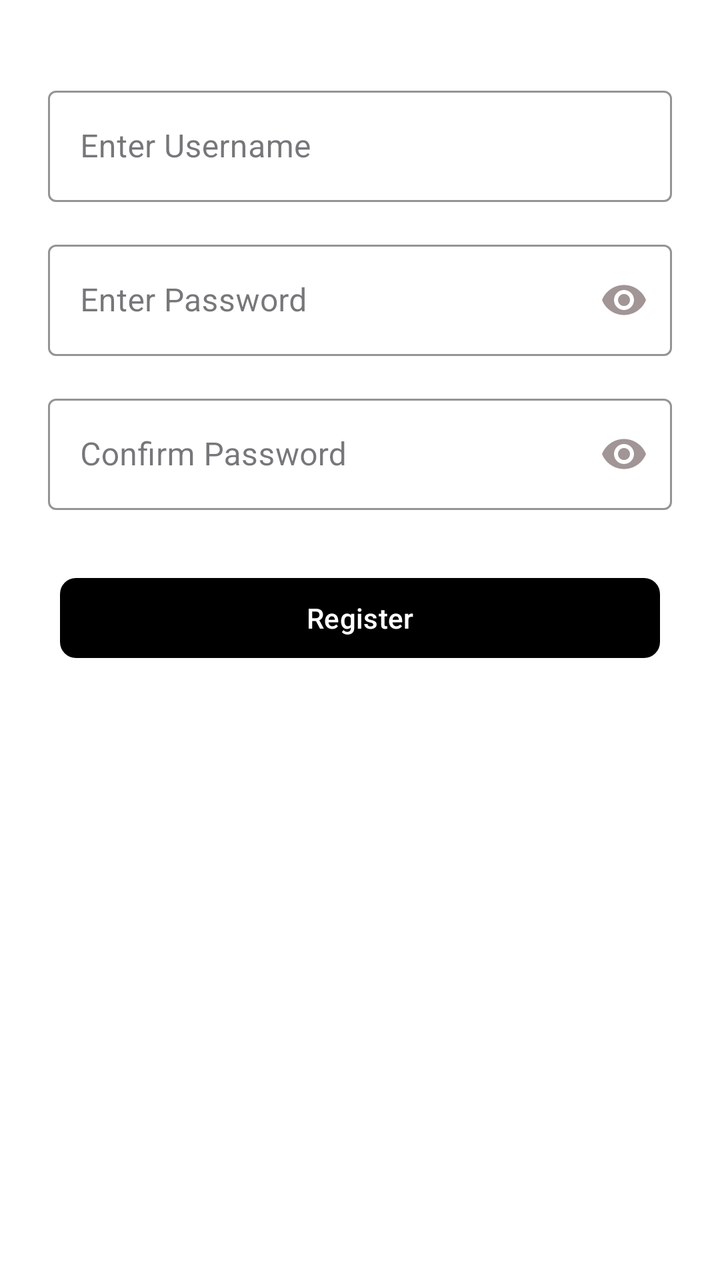
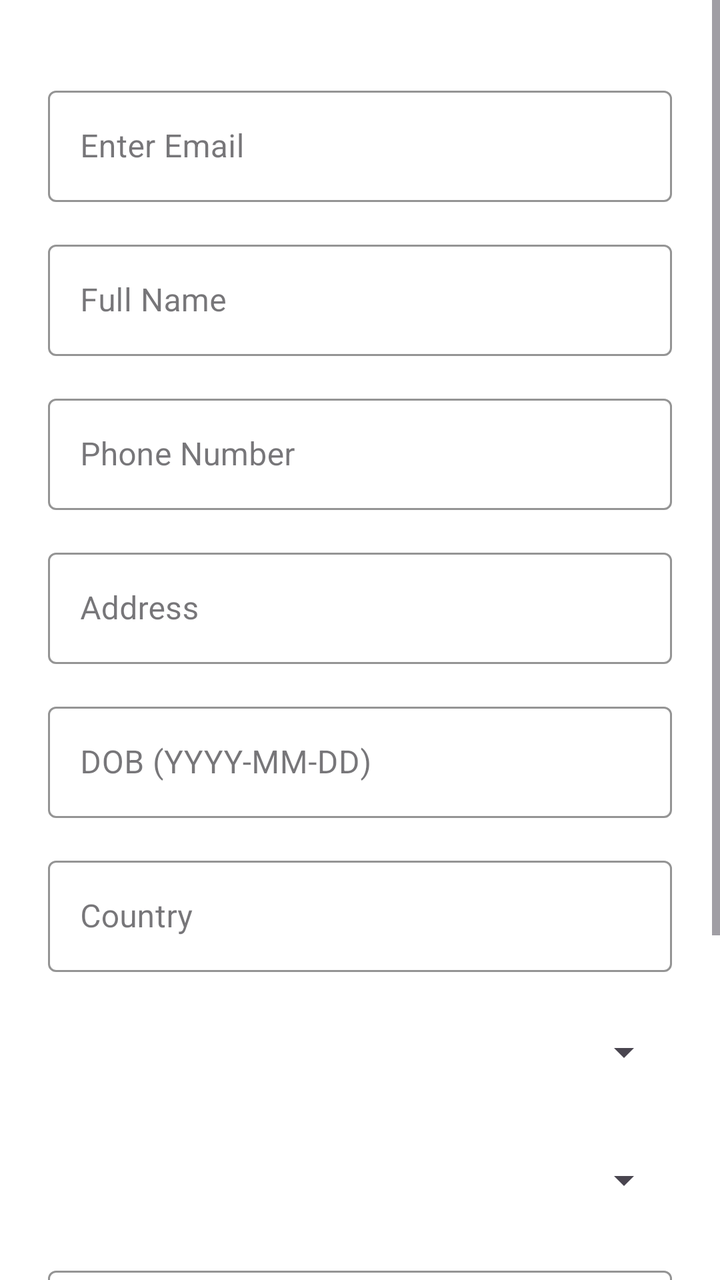

Two renders of the same Android screen: before a commit and after it. Below are the layout's source before the change and the commit's diff.
<!-- AndroidManifest.xml: application theme Theme.Mid1 -->
<!-- res/layout/fragment_signup.xml -->
<?xml version="1.0" encoding="utf-8"?>
<FrameLayout xmlns:android="http://schemas.android.com/apk/res/android"
    xmlns:tools="http://schemas.android.com/tools"
    android:layout_width="match_parent"
    android:layout_height="match_parent"
    xmlns:app="http://schemas.android.com/apk/res-auto"
    android:background="@color/white"
    tools:context=".signupFragment">

    <LinearLayout
        android:layout_width="match_parent"
        android:layout_height="wrap_content"
        android:orientation="vertical"
        android:padding="24dp"
        >

        <com.google.android.material.textfield.TextInputLayout
            android:layout_width="match_parent"
            android:layout_height="wrap_content"
            android:layout_marginTop="16dp"
            style="@style/Widget.MaterialComponents.TextInputLayout.OutlinedBox"
            app:boxStrokeColor="@color/input_border"
            app:hintTextColor="@color/black"
            app:boxBackgroundColor="@color/white"
            >
            <com.google.android.material.textfield.TextInputEditText
                android:layout_width="match_parent"
                android:layout_height="wrap_content"
                android:hint="Enter Username"
                android:id="@+id/tiet_username"
                android:textColor="@color/black"
                android:textColorHint="@color/black"
                />

        </com.google.android.material.textfield.TextInputLayout>

        <com.google.android.material.textfield.TextInputLayout
            android:layout_width="match_parent"
            android:layout_height="wrap_content"
            android:layout_marginTop="16dp"
            style="@style/Widget.MaterialComponents.TextInputLayout.OutlinedBox"
            app:passwordToggleEnabled="true"
            app:passwordToggleTint="@color/password_toggle"
            app:boxStrokeColor="@color/input_border"
            app:hintTextColor="@color/black"
            app:boxBackgroundColor="@color/white"
            >
            <com.google.android.material.textfield.TextInputEditText
                android:layout_width="match_parent"
                android:layout_height="wrap_content"
                android:inputType="textPassword"
                android:hint="Enter Password"
                android:id="@+id/tiet_password"
                android:textColor="@color/black"
                android:textColorHint="@color/black"
                />

        </com.google.android.material.textfield.TextInputLayout>

        <com.google.android.material.textfield.TextInputLayout
            android:layout_width="match_parent"
            android:layout_height="wrap_content"
            android:layout_marginTop="16dp"
            style="@style/Widget.MaterialComponents.TextInputLayout.OutlinedBox"
            app:passwordToggleEnabled="true"
            app:passwordToggleTint="@color/password_toggle"
            app:boxStrokeColor="@color/input_border"
            app:hintTextColor="@color/black"
            app:boxBackgroundColor="@color/white"
            >
            <com.google.android.material.textfield.TextInputEditText
                android:layout_width="match_parent"
                android:layout_height="wrap_content"
                android:inputType="textPassword"
                android:hint="Confirm Password"
                android:id="@+id/tiet_Cpassword"
                android:textColor="@color/black"
                android:textColorHint="@color/black"
                />

        </com.google.android.material.textfield.TextInputLayout>

        <LinearLayout
            android:layout_width="match_parent"
            android:layout_height="wrap_content"
            android:orientation="horizontal"
            android:layout_marginTop="24dp"
            >

            <com.google.android.material.button.MaterialButton
                android:layout_width="0dp"
                android:layout_height="wrap_content"
                android:text="Register"
                android:layout_weight="1"
                android:id="@+id/btn_signup"
                android:layout_margin="6dp"
                app:backgroundTint="@color/black"
                android:textColor="@color/white"
                app:cornerRadius="8dp"
                />
        </LinearLayout>

    </LinearLayout>


</FrameLayout>
<!-- resources referenced by this layout -->
<resources>
  <color name="black">#FF000000</color>
  <color name="input_border">#DED5D5</color>
  <color name="password_toggle">#A29595</color>
  <color name="white">#FFFFFFFF</color>
  <style name="Theme.Mid1" parent="Base.Theme.Mid1" />
  <style name="Base.Theme.Mid1" parent="Theme.Material3.DayNight.NoActionBar">
          
          
      </style>
</resources>

<!-- the commit's change to res/layout/fragment_signup.xml (unified diff, before → after) -->
@@ -7,100 +7,221 @@
     android:background="@color/white"
     tools:context=".signupFragment">
 
-    <LinearLayout
+    <ScrollView
         android:layout_width="match_parent"
-        android:layout_height="wrap_content"
-        android:orientation="vertical"
-        android:padding="24dp"
-        >
-
-        <com.google.android.material.textfield.TextInputLayout
-            android:layout_width="match_parent"
-            android:layout_height="wrap_content"
-            android:layout_marginTop="16dp"
-            style="@style/Widget.MaterialComponents.TextInputLayout.OutlinedBox"
-            app:boxStrokeColor="@color/input_border"
-            app:hintTextColor="@color/black"
-            app:boxBackgroundColor="@color/white"
-            >
-            <com.google.android.material.textfield.TextInputEditText
-                android:layout_width="match_parent"
-                android:layout_height="wrap_content"
-                android:hint="Enter Username"
-                android:id="@+id/tiet_username"
-                android:textColor="@color/black"
-                android:textColorHint="@color/black"
-                />
-
-        </com.google.android.material.textfield.TextInputLayout>
-
-        <com.google.android.material.textfield.TextInputLayout
-            android:layout_width="match_parent"
-            android:layout_height="wrap_content"
-            android:layout_marginTop="16dp"
-            style="@style/Widget.MaterialComponents.TextInputLayout.OutlinedBox"
-            app:passwordToggleEnabled="true"
-            app:passwordToggleTint="@color/password_toggle"
-            app:boxStrokeColor="@color/input_border"
-            app:hintTextColor="@color/black"
-            app:boxBackgroundColor="@color/white"
-            >
-            <com.google.android.material.textfield.TextInputEditText
-                android:layout_width="match_parent"
-                android:layout_height="wrap_content"
-                android:inputType="textPassword"
-                android:hint="Enter Password"
-                android:id="@+id/tiet_password"
-                android:textColor="@color/black"
-                android:textColorHint="@color/black"
-                />
-
-        </com.google.android.material.textfield.TextInputLayout>
-
-        <com.google.android.material.textfield.TextInputLayout
-            android:layout_width="match_parent"
-            android:layout_height="wrap_content"
-            android:layout_marginTop="16dp"
-            style="@style/Widget.MaterialComponents.TextInputLayout.OutlinedBox"
-            app:passwordToggleEnabled="true"
-            app:passwordToggleTint="@color/password_toggle"
-            app:boxStrokeColor="@color/input_border"
-            app:hintTextColor="@color/black"
-            app:boxBackgroundColor="@color/white"
-            >
-            <com.google.android.material.textfield.TextInputEditText
-                android:layout_width="match_parent"
-                android:layout_height="wrap_content"
-                android:inputType="textPassword"
-                android:hint="Confirm Password"
-                android:id="@+id/tiet_Cpassword"
-                android:textColor="@color/black"
-                android:textColorHint="@color/black"
-                />
-
-        </com.google.android.material.textfield.TextInputLayout>
+        android:layout_height="match_parent">
 
         <LinearLayout
             android:layout_width="match_parent"
             android:layout_height="wrap_content"
-            android:orientation="horizontal"
-            android:layout_marginTop="24dp"
-            >
-
-            <com.google.android.material.button.MaterialButton
-                android:layout_width="0dp"
-                android:layout_height="wrap_content"
-                android:text="Register"
-                android:layout_weight="1"
-                android:id="@+id/btn_signup"
-                android:layout_margin="6dp"
-                app:backgroundTint="@color/black"
-                android:textColor="@color/white"
-                app:cornerRadius="8dp"
-                />
+            android:orientation="vertical"
+            android:padding="24dp">
+
+            
+            <com.google.android.material.textfield.TextInputLayout
+                android:layout_width="match_parent"
+                android:layout_height="wrap_content"
+                android:layout_marginTop="16dp"
+                style="@style/Widget.MaterialComponents.TextInputLayout.OutlinedBox"
+                app:boxStrokeColor="@color/input_border"
+                app:hintTextColor="@color/black"
+                app:boxBackgroundColor="@color/white">
+                <com.google.android.material.textfield.TextInputEditText
+                    android:layout_width="match_parent"
+                    android:layout_height="wrap_content"
+                    android:hint="Enter Email"
+                    android:id="@+id/tiet_username"
+                    android:inputType="textEmailAddress"
+                    android:textColor="@color/black"
+                    android:textColorHint="@color/black" />
+            </com.google.android.material.textfield.TextInputLayout>
+
+            
+            <com.google.android.material.textfield.TextInputLayout
+                android:layout_width="match_parent"
+                android:layout_height="wrap_content"
+                android:layout_marginTop="16dp"
+                style="@style/Widget.MaterialComponents.TextInputLayout.OutlinedBox"
+                app:boxStrokeColor="@color/input_border"
+                app:hintTextColor="@color/black"
+                app:boxBackgroundColor="@color/white">
+                <com.google.android.material.textfield.TextInputEditText
+                    android:layout_width="match_parent"
+                    android:layout_height="wrap_content"
+                    android:hint="Full Name"
+                    android:id="@+id/tiet_name"
+                    android:textColor="@color/black"
+                    android:textColorHint="@color/black" />
+            </com.google.android.material.textfield.TextInputLayout>
+
+            
+            <com.google.android.material.textfield.TextInputLayout
+                android:layout_width="match_parent"
+                android:layout_height="wrap_content"
+                android:layout_marginTop="16dp"
+                style="@style/Widget.MaterialComponents.TextInputLayout.OutlinedBox"
+                app:boxStrokeColor="@color/input_border"
+                app:hintTextColor="@color/black"
+                app:boxBackgroundColor="@color/white">
+                <com.google.android.material.textfield.TextInputEditText
+                    android:layout_width="match_parent"
+                    android:layout_height="wrap_content"
+                    android:hint="Phone Number"
+                    android:id="@+id/tiet_phone"
+                    android:inputType="phone"
+                    android:textColor="@color/black"
+                    android:textColorHint="@color/black" />
+            </com.google.android.material.textfield.TextInputLayout>
+
+            
+            <com.google.android.material.textfield.TextInputLayout
+                android:layout_width="match_parent"
+                android:layout_height="wrap_content"
+                android:layout_marginTop="16dp"
+                style="@style/Widget.MaterialComponents.TextInputLayout.OutlinedBox"
+                app:boxStrokeColor="@color/input_border"
+                app:hintTextColor="@color/black"
+                app:boxBackgroundColor="@color/white">
+                <com.google.android.material.textfield.TextInputEditText
+                    android:layout_width="match_parent"
+                    android:layout_height="wrap_content"
+                    android:hint="Address"
+                    android:id="@+id/tiet_address"
+                    android:textColor="@color/black"
+                    android:textColorHint="@color/black" />
+            </com.google.android.material.textfield.TextInputLayout>
+
+            
+            <com.google.android.material.textfield.TextInputLayout
+                android:layout_width="match_parent"
+                android:layout_height="wrap_content"
+                android:layout_marginTop="16dp"
+                style="@style/Widget.MaterialComponents.TextInputLayout.OutlinedBox"
+                app:boxStrokeColor="@color/input_border"
+                app:hintTextColor="@color/black"
+                app:boxBackgroundColor="@color/white">
+                <com.google.android.material.textfield.TextInputEditText
+                    android:layout_width="match_parent"
+                    android:layout_height="wrap_content"
+                    android:hint="DOB (YYYY-MM-DD)"
+                    android:id="@+id/tiet_dob"
+                    android:textColor="@color/black"
+                    android:textColorHint="@color/black" />
+            </com.google.android.material.textfield.TextInputLayout>
+
+            
+            <com.google.android.material.textfield.TextInputLayout
+                android:layout_width="match_parent"
+                android:layout_height="wrap_content"
+                android:layout_marginTop="16dp"
+                style="@style/Widget.MaterialComponents.TextInputLayout.OutlinedBox"
+                app:boxStrokeColor="@color/input_border"
+                app:hintTextColor="@color/black"
+                app:boxBackgroundColor="@color/white">
+                <com.google.android.material.textfield.TextInputEditText
+                    android:layout_width="match_parent"
+                    android:layout_height="wrap_content"
+                    android:hint="Country"
+                    android:id="@+id/tiet_country"
+                    android:textColor="@color/black"
+                    android:textColorHint="@color/black" />
+            </com.google.android.material.textfield.TextInputLayout>
+
+            
+            <LinearLayout
+                android:layout_width="match_parent"
+                android:layout_height="wrap_content"
+                android:layout_marginTop="16dp"
+                android:orientation="vertical">
+                <android.widget.Spinner
+                    android:layout_width="match_parent"
+                    android:layout_height="48dp"
+                    android:id="@+id/spinner_gender" />
+            </LinearLayout>
+
+            
+            <LinearLayout
+                android:layout_width="match_parent"
+                android:layout_height="wrap_content"
+                android:layout_marginTop="16dp"
+                android:orientation="vertical">
+                <android.widget.Spinner
+                    android:layout_width="match_parent"
+                    android:layout_height="48dp"
+                    android:id="@+id/spinner_accountType" />
+            </LinearLayout>
+
+            
+            <com.google.android.material.textfield.TextInputLayout
+                android:layout_width="match_parent"
+                android:layout_height="wrap_content"
+                android:layout_marginTop="16dp"
+                style="@style/Widget.MaterialComponents.TextInputLayout.OutlinedBox"
+                app:passwordToggleEnabled="true"
+                app:passwordToggleTint="@color/password_toggle"
+                app:boxStrokeColor="@color/input_border"
+                app:hintTextColor="@color/black"
+                app:boxBackgroundColor="@color/white">
+                <com.google.android.material.textfield.TextInputEditText
+                    android:layout_width="match_parent"
+                    android:layout_height="wrap_content"
+                    android:inputType="textPassword"
+                    android:hint="Enter Password"
+                    android:id="@+id/tiet_password"
+                    android:textColor="@color/black"
+                    android:textColorHint="@color/black" />
+            </com.google.android.material.textfield.TextInputLayout>
+
+            
+            <com.google.android.material.textfield.TextInputLayout
+                android:layout_width="match_parent"
+                android:layout_height="wrap_content"
+                android:layout_marginTop="16dp"
+                style="@style/Widget.MaterialComponents.TextInputLayout.OutlinedBox"
+                app:passwordToggleEnabled="true"
+                app:passwordToggleTint="@color/password_toggle"
+                app:boxStrokeColor="@color/input_border"
+                app:hintTextColor="@color/black"
+                app:boxBackgroundColor="@color/white">
+                <com.google.android.material.textfield.TextInputEditText
+                    android:layout_width="match_parent"
+                    android:layout_height="wrap_content"
+                    android:inputType="textPassword"
+                    android:hint="Confirm Password"
+                    android:id="@+id/tiet_Cpassword"
+                    android:textColor="@color/black"
+                    android:textColorHint="@color/black" />
+            </com.google.android.material.textfield.TextInputLayout>
+
+            
+            <ProgressBar
+                android:id="@+id/progressBar"
+                android:layout_width="wrap_content"
+                android:layout_height="wrap_content"
+                android:layout_gravity="center"
+                android:layout_marginTop="16dp"
+                android:visibility="gone" />
+
+            
+            <LinearLayout
+                android:layout_width="match_parent"
+                android:layout_height="wrap_content"
+                android:orientation="horizontal"
+                android:layout_marginTop="24dp">
+
+                <com.google.android.material.button.MaterialButton
+                    android:layout_width="0dp"
+                    android:layout_height="wrap_content"
+                    android:text="Register"
+                    android:layout_weight="1"
+                    android:id="@+id/btn_signup"
+                    android:layout_margin="6dp"
+                    app:backgroundTint="@color/black"
+                    android:textColor="@color/white"
+                    app:cornerRadius="8dp" />
+            </LinearLayout>
+
         </LinearLayout>
-
-    </LinearLayout>
-
+    </ScrollView>
 
 </FrameLayout>
